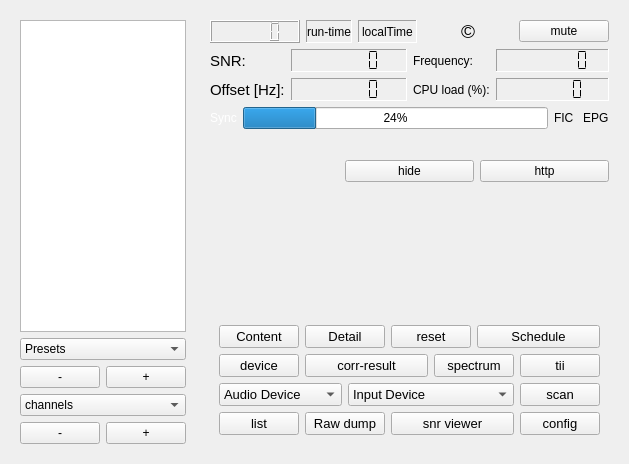
The window that qt-dab-s4/forms-v4/dabradio-4.ui (JvanKatwijk/qt-dab) describes before a commit, drawn with Qt 5.
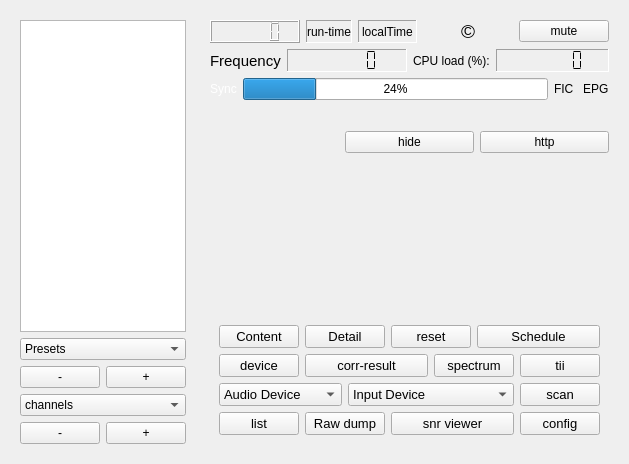
The same window after the commit. Custom widgets are drawn as their Qt base class.

What changed in the file:
```diff
--- a/qt-dab-s4/forms-v4/dabradio-4.ui
+++ b/qt-dab-s4/forms-v4/dabradio-4.ui
@@ -219,43 +219,6 @@
           <item>
            <layout class="QFormLayout" name="formLayout_2">
             <item row="0" column="0">
-             <widget class="QLabel" name="label_7">
-              <property name="font">
-               <font>
-                <pointsize>11</pointsize>
-               </font>
-              </property>
-              <property name="text">
-               <string>SNR: </string>
-              </property>
-             </widget>
-            </item>
-            <item row="0" column="1">
-             <widget class="QLCDNumber" name="snrDisplay">
-              <property name="font">
-               <font>
-                <pointsize>8</pointsize>
-                <underline>false</underline>
-               </font>
-              </property>
-              <property name="toolTip">
-               <string>&lt;html&gt;&lt;head/&gt;&lt;body&gt;&lt;p&gt;A Signal to Noise (SNR) indicator&lt;/p&gt;&lt;p&gt;In general: higher is better. But do not take the value as a serious measure of the SNR. The value is computed ad ration between the signal strength overall amd the signal strength during the null period of a DAB frame.&lt;/p&gt;&lt;/body&gt;&lt;/html&gt;</string>
-              </property>
-              <property name="frameShape">
-               <enum>QFrame::Panel</enum>
-              </property>
-              <property name="frameShadow">
-               <enum>QFrame::Sunken</enum>
-              </property>
-              <property name="digitCount">
-               <number>6</number>
-              </property>
-              <property name="segmentStyle">
-               <enum>QLCDNumber::Flat</enum>
-              </property>
-             </widget>
-            </item>
-            <item row="1" column="0">
              <widget class="QLabel" name="label_6">
               <property name="font">
                <font>
@@ -263,12 +226,12 @@
                </font>
               </property>
               <property name="text">
-               <string>Offset [Hz]:</string>
+               <string>Frequency</string>
               </property>
              </widget>
             </item>
-            <item row="1" column="1">
-             <widget class="QLCDNumber" name="correctorDisplay">
+            <item row="0" column="1">
+             <widget class="QLCDNumber" name="frequencyDisplay">
               <property name="font">
                <font>
                 <pointsize>8</pointsize>
@@ -296,62 +259,31 @@
           <item>
            <layout class="QFormLayout" name="formLayout">
             <item row="0" column="0">
-             <widget class="QLabel" name="label_2">
-              <property name="text">
-               <string>Frequency:</string>
-              </property>
-             </widget>
-            </item>
-            <item row="0" column="1">
-             <widget class="QLCDNumber" name="frequencyDisplay">
-              <property name="font">
-               <font>
-                <pointsize>12</pointsize>
-               </font>
-              </property>
-              <property name="toolTip">
-               <string>&lt;html&gt;&lt;head/&gt;&lt;body&gt;&lt;p&gt;Frequency in MHz (only available from live sources)&lt;/p&gt;&lt;/body&gt;&lt;/html&gt;</string>
-              </property>
-              <property name="frameShape">
-               <enum>QFrame::Panel</enum>
-              </property>
-              <property name="frameShadow">
-               <enum>QFrame::Sunken</enum>
-              </property>
-              <property name="digitCount">
-               <number>7</number>
-              </property>
-              <property name="segmentStyle">
-               <enum>QLCDNumber::Flat</enum>
-              </property>
-             </widget>
-            </item>
-            <item row="1" column="1">
-             <widget class="QLCDNumber" name="cpuMonitor">
-              <property name="toolTip">
-               <string>The total load on the processor, not just from running this application.</string>
-              </property>
-              <property name="frameShape">
-               <enum>QFrame::Panel</enum>
-              </property>
-              <property name="frameShadow">
-               <enum>QFrame::Sunken</enum>
-              </property>
-              <property name="digitCount">
-               <number>6</number>
-              </property>
-              <property name="segmentStyle">
-               <enum>QLCDNumber::Flat</enum>
-              </property>
-             </widget>
-            </item>
-            <item row="1" column="0">
              <widget class="QLabel" name="label_3">
               <property name="text">
                <string>CPU load (%):</string>
               </property>
              </widget>
             </item>
+            <item row="0" column="1">
+             <widget class="QLCDNumber" name="cpuMonitor">
+              <property name="toolTip">
+               <string>The total load on the processor, not just from running this application.</string>
+              </property>
+              <property name="frameShape">
+               <enum>QFrame::Panel</enum>
+              </property>
+              <property name="frameShadow">
+               <enum>QFrame::Sunken</enum>
+              </property>
+              <property name="digitCount">
+               <number>6</number>
+              </property>
+              <property name="segmentStyle">
+               <enum>QLCDNumber::Flat</enum>
+              </property>
+             </widget>
+            </item>
            </layout>
           </item>
          </layout>
```
